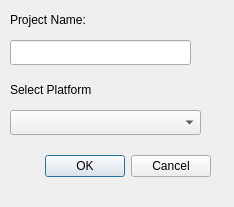
The window that src/nidas/apps/config/NewProjectDialog.ui (NCAR/nidas) describes before a commit, drawn with Qt 5.
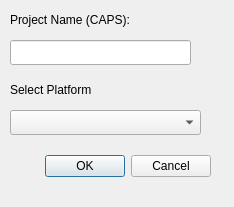
The same window after the commit.

Commit message: Fix bugs and cleanup the New Project creating code. - Go ahead and open up the newly created project xml, update the project name and create the ProjectName file. - Verify that the project directory does not already exist.

```diff
--- a/src/nidas/apps/config/NewProjectDialog.ui
+++ b/src/nidas/apps/config/NewProjectDialog.ui
@@ -67,12 +67,12 @@
     <rect>
      <x>10</x>
      <y>10</y>
-     <width>131</width>
+     <width>181</width>
      <height>19</height>
     </rect>
    </property>
    <property name="text">
-    <string>Project Name:</string>
+    <string>Project Name (CAPS):</string>
    </property>
   </widget>
  </widget>
```
The commit also changes 4 other files.
